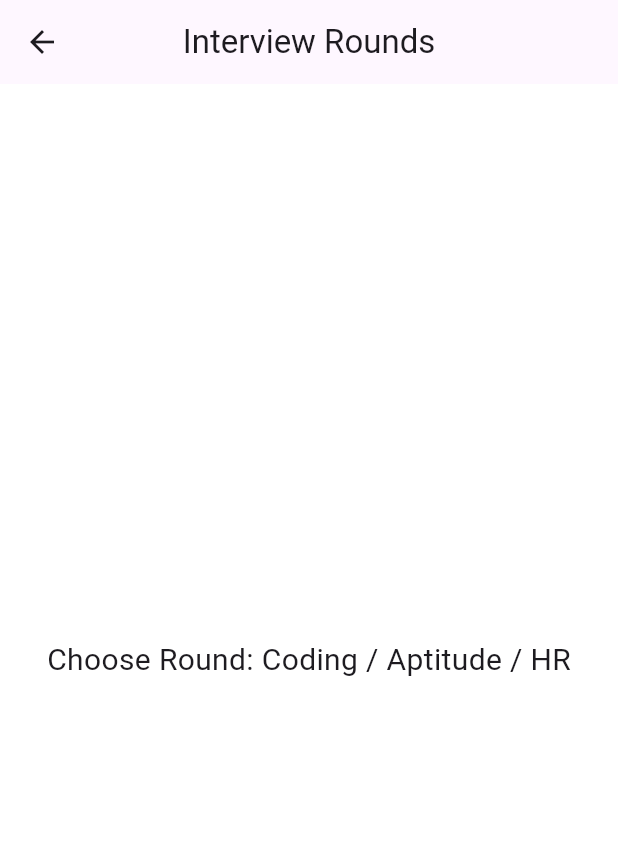
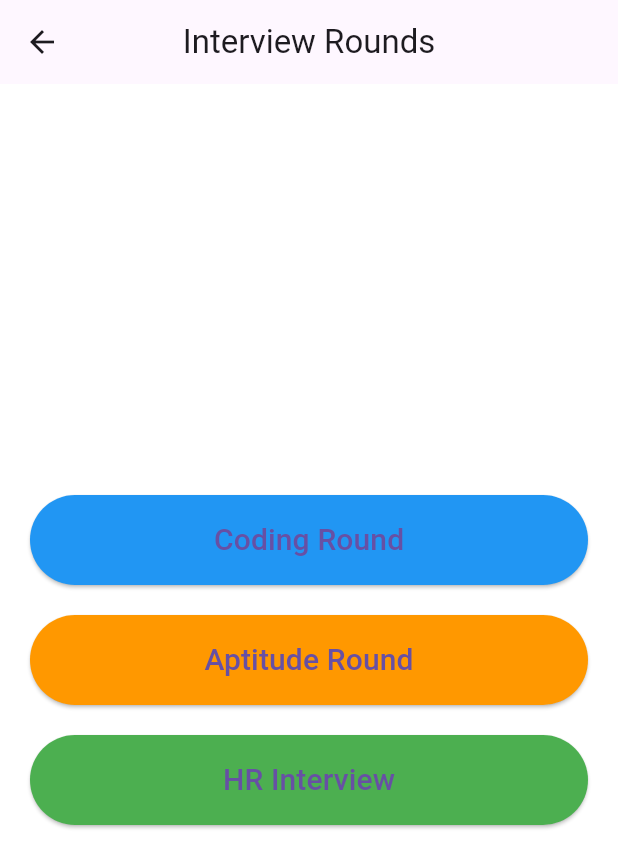
Before and after one commit to kisalay78/Xspace, a Flutter app: the RoundSelectionScreen screen opened directly, on a phone screen of 412 x 824 dp. Shown: the top 868 px of the screen. Run offline on Flutter 3.47's test engine with Material 3 defaults, Android fonts, the phone set to English and light mode, and no system bars.

Commit message:
add file code

```diff
--- a/lib/screens/dashboard/round_selection_screen.dart
+++ b/lib/screens/dashboard/round_selection_screen.dart
@@ -8,11 +8,41 @@ class RoundSelectionScreen extends StatelessWidget {
     return Scaffold(
       appBar: AppBar(
         title: const Text("Interview Rounds"),
+        centerTitle: true,
       ),
-      body: const Center(
+
+      body: Padding(
+        padding: const EdgeInsets.all(20),
+        child: Column(
+          mainAxisAlignment: MainAxisAlignment.center,
+          children: [
+
+            roundButton("Coding Round", Colors.blue),
+            const SizedBox(height: 20),
+
+            roundButton("Aptitude Round", Colors.orange),
+            const SizedBox(height: 20),
+
+            roundButton("HR Interview", Colors.green),
+
+          ],
+        ),
+      ),
+    );
+  }
+
+  Widget roundButton(String text, Color color) {
+    return SizedBox(
+      width: double.infinity,
+      height: 60,
+      child: ElevatedButton(
+        style: ElevatedButton.styleFrom(
+          backgroundColor: color,
+        ),
+        onPressed: () {},
         child: Text(
-          "Choose Round: Coding / Aptitude / HR",
-          style: TextStyle(fontSize: 20),
+          text,
+          style: const TextStyle(fontSize: 20),
         ),
       ),
     );
```
Also changed, not shown: lib/screens/auth/login_screen.dart (+27 -4 lines), lib/screens/auth/signup_screen.dart (+20 -0 lines).
